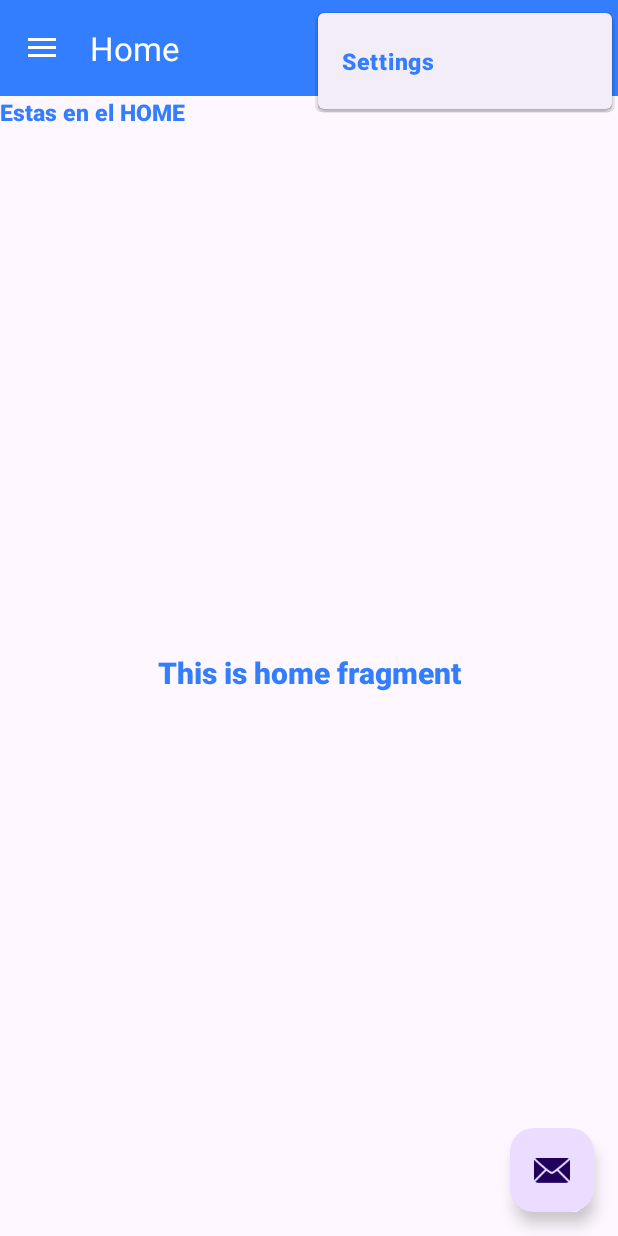
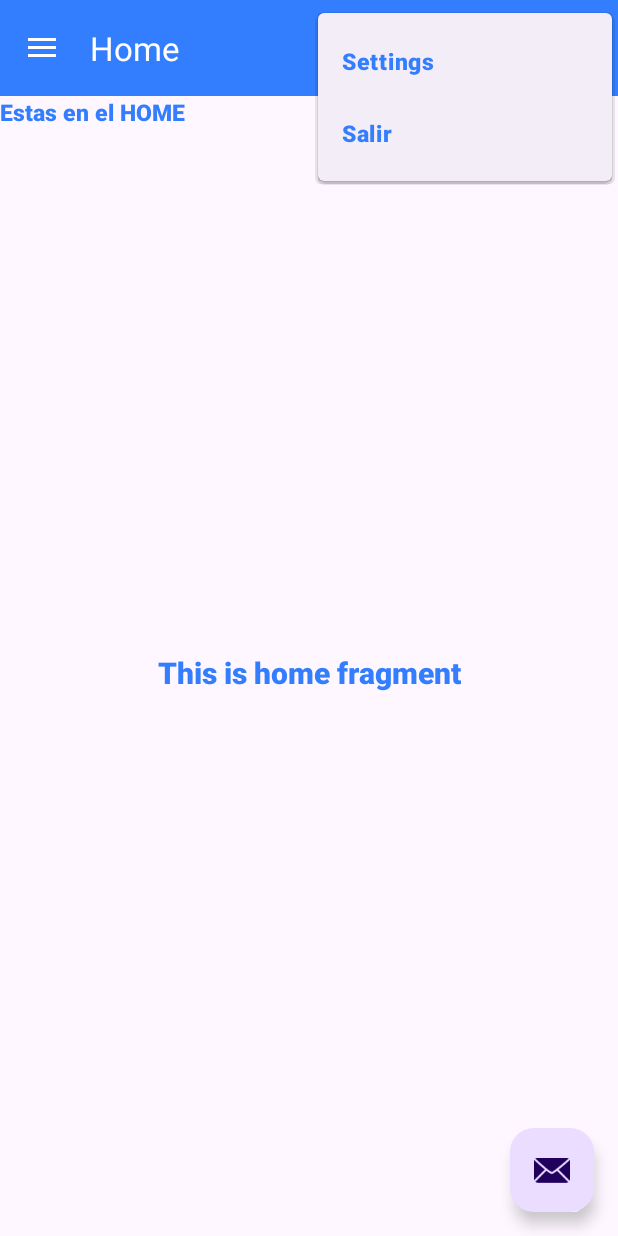
Before and after one commit to Victor120y/Victor120y-evaluacion-practica-1-DAM, an Android app: the HomeActivity screen opened directly, with no data from a screen before it, with the options menu open, on a phone screen of 412 x 824 dp. Run offline under Robolectric (Android 15) with nearby library versions, the phone set to English and light mode, and no system bars; our stand-ins replace navigation-ui.

Commit message:
terminando la app

```diff
--- a/app/src/main/res/menu/home.xml
+++ b/app/src/main/res/menu/home.xml
@@ -6,4 +6,9 @@
         android:orderInCategory="100"
         android:title="@string/action_settings"
         app:showAsAction="never" />
+    <item
+        android:id="@+id/mnSalir"
+        android:orderInCategory="100"
+        android:title="Salir"
+        app:showAsAction="never"/>
 </menu>
--- a/app/src/main/res/menu/menu_main.xml
+++ b/app/src/main/res/menu/menu_main.xml
@@ -7,14 +7,14 @@
     <item
         android:id="@+id/mnLogin"
         android:title="Login"
-        app:showAsAction="always"/>
+        app:showAsAction="never"/>
     <item
         android:id="@+id/mnRegistro"
         android:title="Registro"
-        app:showAsAction="always"/>
+        app:showAsAction="never"/>
     <item
         android:id="@+id/mnSalir"
         android:title="Salir"
-        app:showAsAction="always"/>
+        app:showAsAction="never"/>
 
 </menu>
```
Also changed, not shown: app/src/main/java/com/example/tema3_5/HomeActivity.java (+22 -0 lines).
